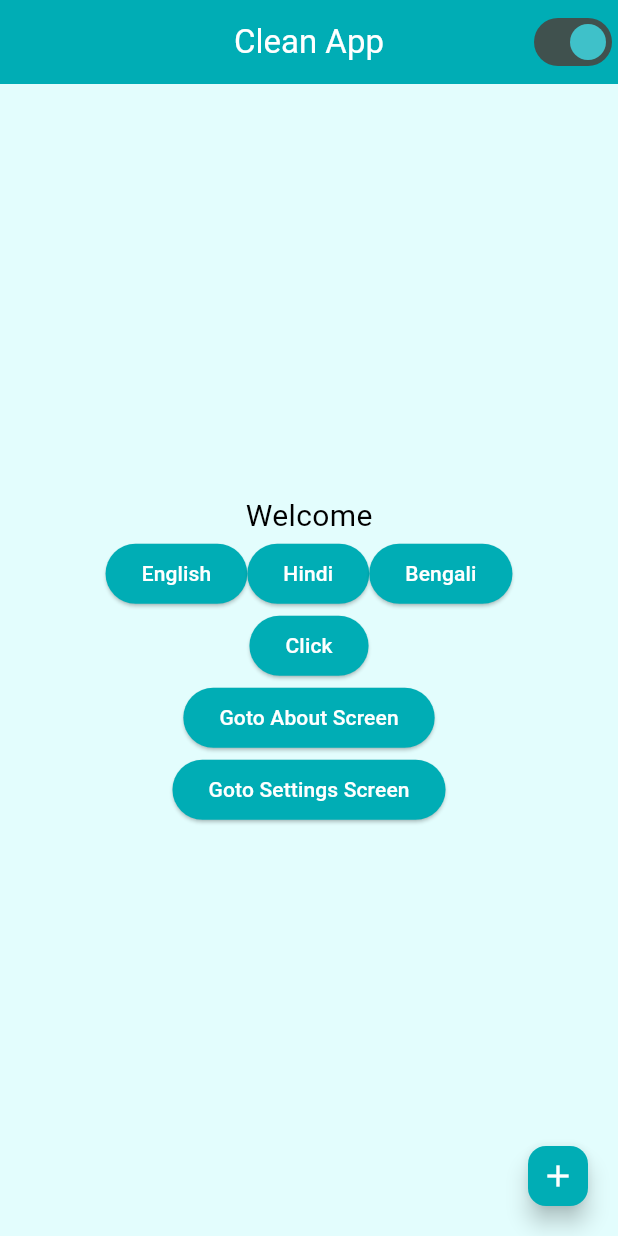
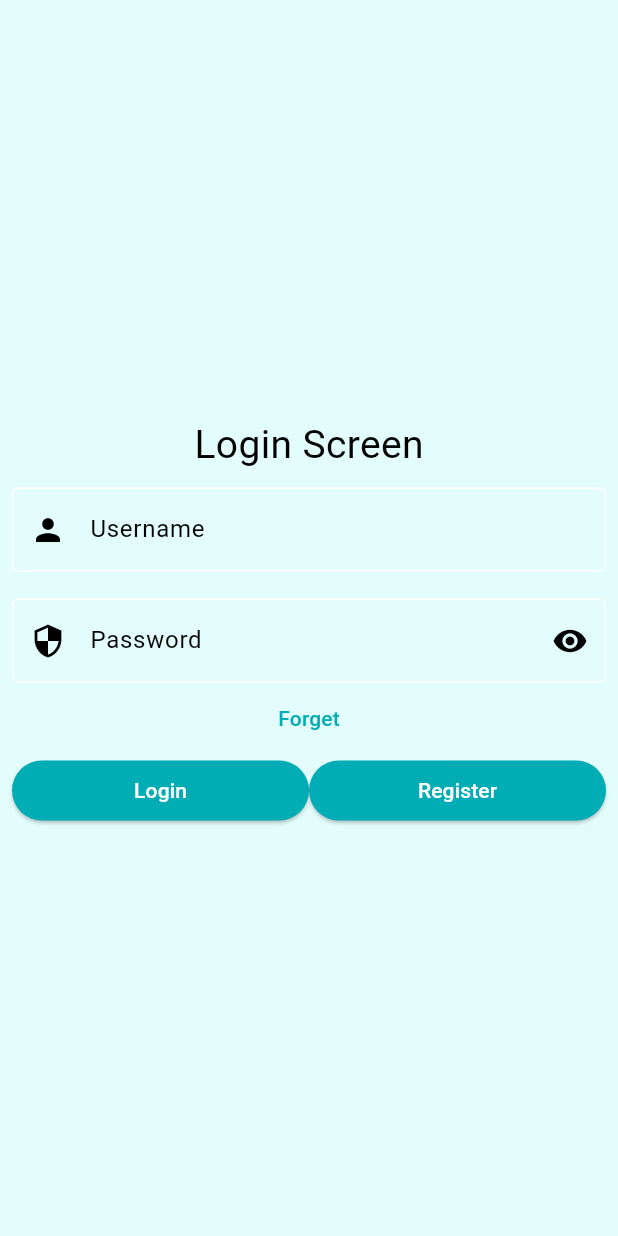
Before and after one commit to imshibaji/getx_clean_app_tutorial, a Flutter app: the screen it shows after launch, on a phone screen of 412 x 824 dp. Run offline on Flutter 3.47's test engine with Material 2 defaults, Android fonts, the phone set to English and light mode, and no system bars; our stand-ins replace get.

Commit message:
Login Screen Added

```diff
--- a/lib/infrastructure/navigation/bindings/controllers/controllers_bindings.dart
+++ b/lib/infrastructure/navigation/bindings/controllers/controllers_bindings.dart
@@ -1,3 +1,6 @@
 export 'package:getx_clean_app/infrastructure/navigation/bindings/controllers/about.controller.binding.dart';
+export 'package:getx_clean_app/infrastructure/navigation/bindings/controllers/forget.controller.binding.dart';
 export 'package:getx_clean_app/infrastructure/navigation/bindings/controllers/home.controller.binding.dart';
+export 'package:getx_clean_app/infrastructure/navigation/bindings/controllers/login.controller.binding.dart';
+export 'package:getx_clean_app/infrastructure/navigation/bindings/controllers/register.controller.binding.dart';
 export 'package:getx_clean_app/infrastructure/navigation/bindings/controllers/settings.controller.binding.dart';
--- a/lib/infrastructure/navigation/navigation.dart
+++ b/lib/infrastructure/navigation/navigation.dart
@@ -41,5 +41,20 @@ class Nav {
       page: () => SettingsScreen(),
       binding: SettingsControllerBinding(),
     ),
+    GetPage(
+      name: Routes.LOGIN,
+      page: () => LoginScreen(),
+      binding: LoginControllerBinding(),
+    ),
+    GetPage(
+      name: Routes.REGISTER,
+      page: () => RegisterScreen(),
+      binding: RegisterControllerBinding(),
+    ),
+    GetPage(
+      name: Routes.FORGET,
+      page: () => ForgetScreen(),
+      binding: ForgetControllerBinding(),
+    ),
   ];
 }
--- a/lib/infrastructure/navigation/routes.dart
+++ b/lib/infrastructure/navigation/routes.dart
@@ -1,10 +1,14 @@
 class Routes {
   static Future<String> get initialRoute async {
     // TODO: implement method
-    return HOME;
+    // return HOME;
+    return LOGIN;
   }
 
   static const ABOUT = '/about';
   static const HOME = '/home';
+  static const LOGIN = '/login';
+  static const REGISTER = '/register';
   static const SETTINGS = '/settings';
+  static const FORGET = '/forget';
 }
--- /dev/null
+++ b/lib/presentation/login/login.screen.dart
@@ -0,0 +1,76 @@
+import 'package:flutter/material.dart';
+
+import 'package:get/get.dart';
+
+import 'controllers/login.controller.dart';
+
+class LoginScreen extends GetView<LoginController> {
+  const LoginScreen({super.key});
+
+  @override
+  Widget build(BuildContext context) {
+    return Scaffold(
+        body: SingleChildScrollView(
+      child: Container(
+        padding: const EdgeInsets.all(8.0),
+        child: Form(
+            child: Column(
+          children: [
+            const SizedBox(
+              height: 270,
+            ),
+            const Text(
+              'Login Screen',
+              style: TextStyle(fontSize: 26),
+            ),
+            const SizedBox(
+              height: 10,
+            ),
+            TextFormField(
+              decoration: const InputDecoration(
+                border: OutlineInputBorder(),
+                prefixIcon: Icon(Icons.person),
+                hintText: 'Input Username',
+                labelText: 'Username',
+              ),
+            ),
+            const SizedBox(
+              height: 18,
+            ),
+            TextFormField(
+              obscureText: true,
+              decoration: InputDecoration(
+                border: const OutlineInputBorder(),
+                prefixIcon: const Icon(Icons.security),
+                hintText: 'Input Password',
+                labelText: 'Password',
+                suffixIcon: IconButton(
+                  icon: const Icon(Icons.remove_red_eye),
+                  onPressed: () {},
+                ),
+              ),
+            ),
+            TextButton(onPressed: () {}, child: const Text('Forget')),
+            Row(
+              mainAxisAlignment: MainAxisAlignment.spaceEvenly,
+              children: [
+                Expanded(
+                  child: ElevatedButton(
+                    onPressed: () {},
+                    child: const Text('Login'),
+                  ),
+                ),
+                Expanded(
+                  child: ElevatedButton(
+                    onPressed: () {},
+                    child: const Text('Register'),
+                  ),
+                )
+              ],
+            )
+          ],
+        )),
+      ),
+    ));
+  }
+}
--- a/lib/presentation/screens.dart
+++ b/lib/presentation/screens.dart
@@ -1,3 +1,6 @@
 export 'package:getx_clean_app/presentation/about/about.screen.dart';
+export 'package:getx_clean_app/presentation/forget/forget.screen.dart';
 export 'package:getx_clean_app/presentation/home/home.screen.dart';
+export 'package:getx_clean_app/presentation/login/login.screen.dart';
+export 'package:getx_clean_app/presentation/register/register.screen.dart';
 export 'package:getx_clean_app/presentation/settings/settings.screen.dart';
```
Also changed, not shown: lib/infrastructure/navigation/bindings/controllers/forget.controller.binding.dart (added, +12 -0 lines), lib/infrastructure/navigation/bindings/controllers/login.controller.binding.dart (added, +12 -0 lines), lib/infrastructure/navigation/bindings/controllers/register.controller.binding.dart (added, +12 -0 lines), lib/presentation/forget/controllers/forget.controller.dart (added, +20 -0 lines), lib/presentation/forget/forget.screen.dart (added, +23 -0 lines), lib/presentation/home/home.screen.dart (+5 -4 lines), lib/presentation/login/controllers/login.controller.dart (added, +20 -0 lines), lib/presentation/register/controllers/register.controller.dart (added, +20 -0 lines), lib/presentation/register/register.screen.dart (added, +23 -0 lines).
